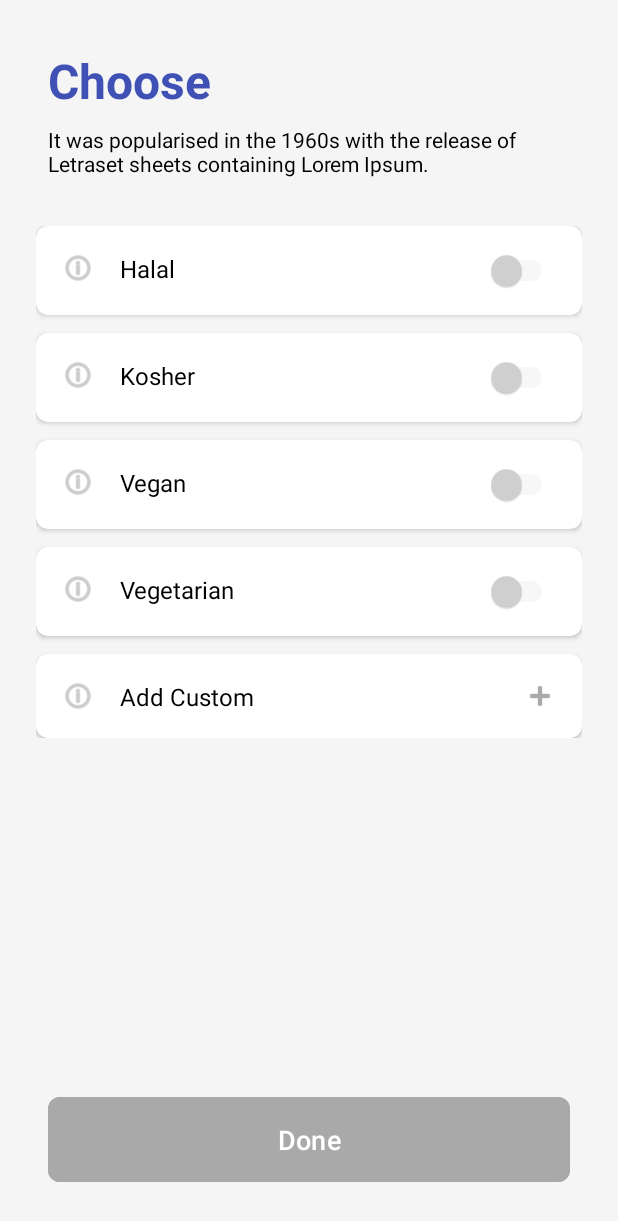
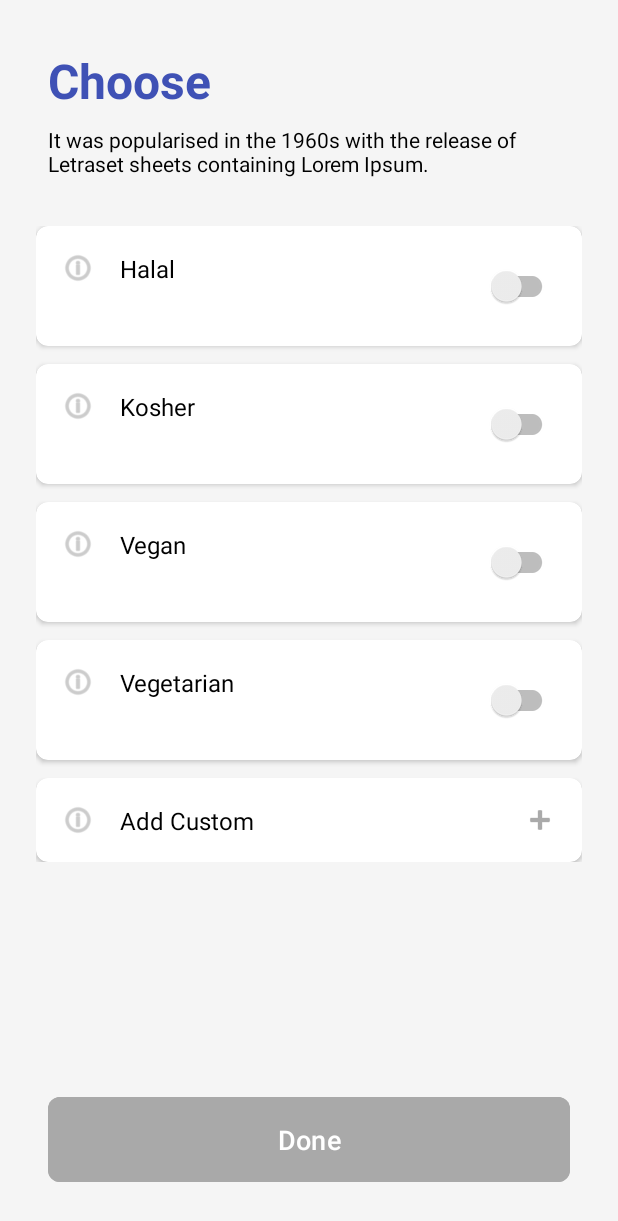
Before and after one commit to RahemHossain/DietaryScanner, an Android app: the allergyselectionscreen screen opened directly, with no data from a screen before it, on a phone screen of 412 x 824 dp. Shown: the top 1221 px of the screen. Run offline under Robolectric (Android 15) with nearby library versions, the phone set to English and light mode, and no system bars.

Commit message:
switch design

```diff
--- a/app/src/main/java/com/example/dietaryscanner/allergyselectionscreen.java
+++ b/app/src/main/java/com/example/dietaryscanner/allergyselectionscreen.java
@@ -7,8 +7,9 @@
 import android.util.Log;
 import android.widget.Button;
 import android.widget.CompoundButton;
-import android.widget.Switch; // IMPORTANT: Import the Switch class
+import android.widget.Switch;
 import androidx.appcompat.app.AppCompatActivity;
+import androidx.appcompat.widget.SwitchCompat;
 
 public class allergyselectionscreen extends AppCompatActivity {
 
@@ -55,10 +56,10 @@
     private void findViews() {
         try {
             doneButton = findViewById(R.id.done_button);
-            switchHalal = findViewById(R.id.switch_halal);
-            switchKosher = findViewById(R.id.switch_kosher);
-            switchVegan = findViewById(R.id.switch_vegan);
-            switchVegetarian = findViewById(R.id.switch_vegetarian);
+            SwitchCompat switchHalal = findViewById(R.id.switch_halal);
+            SwitchCompat switchKosher = findViewById(R.id.switch_kosher);
+            SwitchCompat switchVegan = findViewById(R.id.switch_vegan);
+            SwitchCompat switchVegetarian = findViewById(R.id.switch_vegetarian);
         } catch (NullPointerException e) {
             // This catches cases where an ID is not found.
             // Helps in debugging if a view is missing.
--- /dev/null
+++ b/app/src/main/res/color/switch_thumb_color.xml
@@ -0,0 +1,5 @@
+<?xml version="1.0" encoding="utf-8"?>
+<selector xmlns:android="http://schemas.android.com/apk/res/android">
+    <item android:state_checked="true" android:color="@color/my_custom_green" />
+    <item android:color="@color/gray_500" />
+</selector>
--- /dev/null
+++ b/app/src/main/res/color/switch_thumb_selector.xml
@@ -0,0 +1,7 @@
+<?xml version="1.0" encoding="utf-8"?>
+<selector xmlns:android="http://schemas.android.com/apk/res/android">
+    <!-- State when Switch is ON (checked) -->
+    <item android:state_checked="true" android:color="#FFFFFF" /> <!-- Thumb color when ON (e.g., white) -->
+    <!-- Default state when Switch is OFF (unchecked) -->
+    <item android:color="#F0F0F0" /> <!-- Thumb color when OFF (e.g., light gray) -->
+</selector>
--- /dev/null
+++ b/app/src/main/res/color/switch_track_color.xml
@@ -0,0 +1,6 @@
+<?xml version="1.0" encoding="utf-8"?>
+<selector xmlns:android="http://schemas.android.com/apk/res/android">
+    <item android:state_checked="true" android:color="@color/my_dark_green" />
+
+    <item android:color="@color/my_light_gray" />
+</selector>
--- /dev/null
+++ b/app/src/main/res/color/switch_track_selector.xml
@@ -0,0 +1,7 @@
+<?xml version="1.0" encoding="utf-8"?>
+<selector xmlns:android="http://schemas.android.com/apk/res/android">
+    <!-- State when Switch is ON (checked) -->
+    <item android:state_checked="true" android:color="#4CAF50" /> <!-- Your desired GREEN color -->
+    <!-- Default state when Switch is OFF (unchecked) -->
+    <item android:color="#BDBDBD" /> <!-- Your desired OFF/default color (e.g., gray) -->
+</selector>
--- a/app/src/main/res/layout/allergyselection.xml
+++ b/app/src/main/res/layout/allergyselection.xml
@@ -85,15 +85,16 @@
                     app:layout_constraintStart_toEndOf="@+id/info_halal"
                     app:layout_constraintTop_toTopOf="@+id/info_halal" />
 
-                <Switch
+                <androidx.appcompat.widget.SwitchCompat
                     android:id="@+id/switch_halal"
                     android:layout_width="wrap_content"
                     android:layout_height="wrap_content"
-                    android:thumbTint="#D3D3D3"
-                    android:trackTint="#E0E0E0"
                     app:layout_constraintBottom_toBottomOf="parent"
                     app:layout_constraintEnd_toEndOf="parent"
-                    app:layout_constraintTop_toTopOf="parent" />
+                    app:layout_constraintTop_toTopOf="parent"
+                    app:thumbTint="@color/switch_thumb_selector"
+                    app:trackTint="@color/switch_track_selector"
+                    tools:ignore="TouchTargetSizeCheck" />
 
             </androidx.constraintlayout.widget.ConstraintLayout>
         </androidx.cardview.widget.CardView>
@@ -131,15 +132,16 @@
                     app:layout_constraintStart_toEndOf="@+id/info_kosher"
                     app:layout_constraintTop_toTopOf="@+id/info_kosher" />
 
-                <Switch
+                <androidx.appcompat.widget.SwitchCompat
                     android:id="@+id/switch_kosher"
                     android:layout_width="wrap_content"
                     android:layout_height="wrap_content"
-                    android:thumbTint="#D3D3D3"
-                    android:trackTint="#E0E0E0"
                     app:layout_constraintBottom_toBottomOf="parent"
                     app:layout_constraintEnd_toEndOf="parent"
-                    app:layout_constraintTop_toTopOf="parent" />
+                    app:layout_constraintTop_toTopOf="parent"
+                    app:thumbTint="@color/switch_thumb_selector"
+                    app:trackTint="@color/switch_track_selector"
+                    tools:ignore="TouchTargetSizeCheck" />
 
             </androidx.constraintlayout.widget.ConstraintLayout>
         </androidx.cardview.widget.CardView>
@@ -177,15 +179,16 @@
                     app:layout_constraintStart_toEndOf="@+id/info_vegan"
                     app:layout_constraintTop_toTopOf="@+id/info_vegan" />
 
-                <Switch
+                <androidx.appcompat.widget.SwitchCompat
                     android:id="@+id/switch_vegan"
                     android:layout_width="wrap_content"
                     android:layout_height="wrap_content"
-                    android:thumbTint="#D3D3D3"
-                    android:trackTint="#E0E0E0"
                     app:layout_constraintBottom_toBottomOf="parent"
                     app:layout_constraintEnd_toEndOf="parent"
-                    app:layout_constraintTop_toTopOf="parent" />
+                    app:layout_constraintTop_toTopOf="parent"
+                    app:thumbTint="@color/switch_thumb_selector"
+                    app:trackTint="@color/switch_track_selector"
+                    tools:ignore="TouchTargetSizeCheck" />
 
             </androidx.constraintlayout.widget.ConstraintLayout>
         </androidx.cardview.widget.CardView>
@@ -223,16 +226,16 @@
                     app:layout_constraintStart_toEndOf="@+id/info_vegetarian"
                     app:layout_constraintTop_toTopOf="@+id/info_vegetarian" />
 
-                <Switch
+                <androidx.appcompat.widget.SwitchCompat
                     android:id="@+id/switch_vegetarian"
                     android:layout_width="wrap_content"
                     android:layout_height="wrap_content"
-                    android:thumbTint="#D3D3D3"
-                    android:trackTint="#E0E0E0"
                     app:layout_constraintBottom_toBottomOf="parent"
                     app:layout_constraintEnd_toEndOf="parent"
                     app:layout_constraintTop_toTopOf="parent"
-                    tools:ignore="UseSwitchCompatOrMaterialXml" />
+                    app:thumbTint="@color/switch_thumb_selector"
+                    app:trackTint="@color/switch_track_selector"
+                    tools:ignore="TouchTargetSizeCheck" />
 
             </androidx.constraintlayout.widget.ConstraintLayout>
         </androidx.cardview.widget.CardView>
--- a/app/src/main/res/values/colors.xml
+++ b/app/src/main/res/values/colors.xml
@@ -2,4 +2,8 @@
 <resources>
     <color name="black">#FF000000</color>
     <color name="white">#FFFFFFFF</color>
+    <color name="my_custom_green">#4CAF50</color>
+    <color name="gray_500">#9E9E9E</color>
+    <color name="my_dark_green">#81C784</color>
+    <color name="my_light_gray">#E0E0E0</color>
 </resources>
--- a/gradle/libs.versions.toml
+++ b/gradle/libs.versions.toml
@@ -7,6 +7,7 @@
 material = "1.12.0"
 activity = "1.10.1"
 constraintlayout = "2.2.1"
+cardview = "1.0.0"
 
 [libraries]
 junit = { group = "junit", name = "junit", version.ref = "junit" }
@@ -16,6 +17,7 @@
 material = { group = "com.google.android.material", name = "material", version.ref = "material" }
 activity = { group = "androidx.activity", name = "activity", version.ref = "activity" }
 constraintlayout = { group = "androidx.constraintlayout", name = "constraintlayout", version.ref = "constraintlayout" }
+cardview = { group = "androidx.cardview", name = "cardview", version.ref = "cardview" }
 
 [plugins]
 android-application = { id = "com.android.application", version.ref = "agp" }
```
Also changed, not shown: app/src/main/res/layout/home.xml (deleted, +0 -335 lines), 1 other file.
